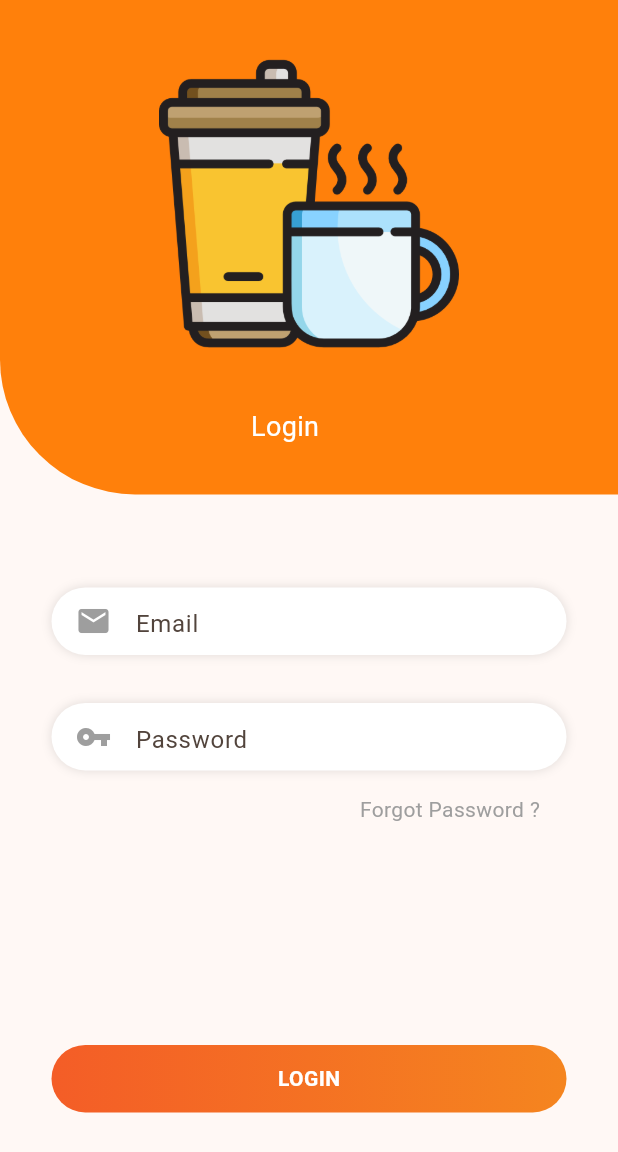
After one commit to luskasouza/app_adaptive, a Flutter app: the LoginScreen screen opened directly, on a phone screen of 412 x 824 dp. The commit adds this screen. Shown: the top 1152 px of the screen. Run offline on Flutter 3.47's test engine with Material 3 defaults, Android fonts, the light colour scheme and no system bars.

Commit message:
foi criado lib/screens/login_screen.dart

```diff
--- /dev/null
+++ b/lib/screens/login_screen.dart
@@ -0,0 +1,145 @@
+import 'package:flutter/material.dart';
+
+class LoginScreen extends StatefulWidget {
+  const LoginScreen({super.key});
+
+  @override
+  State<StatefulWidget> createState() {
+    return _LoginScreenState();
+  }
+}
+
+class _LoginScreenState extends State<LoginScreen> {
+  @override
+  Widget build(BuildContext context) {
+    return Scaffold(
+      body: ListView(
+        children: <Widget>[
+          Container(
+            width: MediaQuery.of(context).size.width,
+            height: MediaQuery.of(context).size.height / 2.5,
+            decoration: const BoxDecoration(
+              gradient: LinearGradient(
+                begin: Alignment.topCenter,
+                end: Alignment.bottomCenter,
+                colors: [
+                  Color(0xFFFF800B),
+                  Color(0xFFFF800B),
+                ],
+              ),
+              borderRadius: BorderRadius.only(
+                bottomLeft: Radius.circular(90),
+              ),
+            ),
+            child: Column(
+              mainAxisAlignment: MainAxisAlignment.center,
+              children: <Widget>[
+                Spacer(),
+                Align(
+                  alignment: Alignment.center,
+                  child: Image.asset(
+                    "assets/coffee.png",
+                    height: 200.0,
+                    width: 200.0,
+                  ),
+                ),
+                const Spacer(),
+                const Align(
+                  alignment: Alignment.center,
+                  child: Padding(
+                    padding: EdgeInsets.only(bottom: 32, right: 32),
+                    child: Text(
+                      'Login',
+                      style: TextStyle(color: Colors.white, fontSize: 18),
+                    ),
+                  ),
+                ),
+              ],
+            ),
+          ),
+          Container(
+            height: MediaQuery.of(context).size.height / 2,
+            width: MediaQuery.of(context).size.width,
+            padding: const EdgeInsets.only(top: 62),
+            child: Column(
+              children: <Widget>[
+                Container(
+                  width: MediaQuery.of(context).size.width / 1.2,
+                  height: 45,
+                  padding: const EdgeInsets.only(
+                      top: 4, left: 16, right: 16, bottom: 4),
+                  decoration: const BoxDecoration(
+                      borderRadius: BorderRadius.all(Radius.circular(50)),
+                      color: Colors.white,
+                      boxShadow: [
+                        BoxShadow(color: Colors.black12, blurRadius: 5)
+                      ]),
+                  child: const TextField(
+                    decoration: InputDecoration(
+                      border: InputBorder.none,
+                      icon: Icon(
+                        Icons.email,
+                        color: Colors.grey,
+                      ),
+                      hintText: 'Email',
+                    ),
+                  ),
+                ),
+                Container(
+                  width: MediaQuery.of(context).size.width / 1.2,
+                  height: 45,
+                  margin: const EdgeInsets.only(top: 32),
+                  padding: const EdgeInsets.only(
+                      top: 4, left: 16, right: 16, bottom: 4),
+                  decoration: const BoxDecoration(
+                      borderRadius: BorderRadius.all(Radius.circular(50)),
+                      color: Colors.white,
+                      boxShadow: [
+                        BoxShadow(color: Colors.black12, blurRadius: 5)
+                      ]),
+                  child: const TextField(
+                    decoration: InputDecoration(
+                      border: InputBorder.none,
+                      icon: Icon(
+                        Icons.vpn_key,
+                        color: Colors.grey,
+                      ),
+                      hintText: 'Password',
+                    ),
+                  ),
+                ),
+                const Align(
+                  alignment: Alignment.centerRight,
+                  child: Padding(
+                    padding: EdgeInsets.only(top: 16, right: 52),
+                    child: Text(
+                      'Forgot Password ?',
+                      style: TextStyle(color: Colors.grey),
+                    ),
+                  ),
+                ),
+                const Spacer(),
+                Container(
+                  height: 45,
+                  width: MediaQuery.of(context).size.width / 1.2,
+                  decoration: const BoxDecoration(
+                      gradient: LinearGradient(
+                        colors: [Color(0xFFf45d27), Color(0xFFf5851f)],
+                      ),
+                      borderRadius: BorderRadius.all(Radius.circular(50))),
+                  child: Center(
+                    child: Text(
+                      'Login'.toUpperCase(),
+                      style: const TextStyle(
+                          color: Colors.white, fontWeight: FontWeight.bold),
+                    ),
+                  ),
+                ),
+              ],
+            ),
+          )
+        ],
+      ),
+    );
+  }
+}
--- a/lib/screens/splash_screen.dart
+++ b/lib/screens/splash_screen.dart
@@ -1,6 +1,8 @@
 import 'dart:async';
 import 'package:app_adaptive/screens/home_screen.dart';
 import 'package:flutter/material.dart';
+
+import 'login_screen.dart';
 
 class SplashScreen extends StatefulWidget {
   const SplashScreen({super.key});
@@ -19,9 +21,7 @@ class _SplashScreenState extends State<SplashScreen> {
       () => Navigator.pushReplacement(
         context,
         MaterialPageRoute(
-          builder: (context) => const HomeScreen(
-            title: 'Flutter Demo Página Inicia',
-          ),
+          builder: (context) => const LoginScreen(),
         ),
       ),
     );
```
